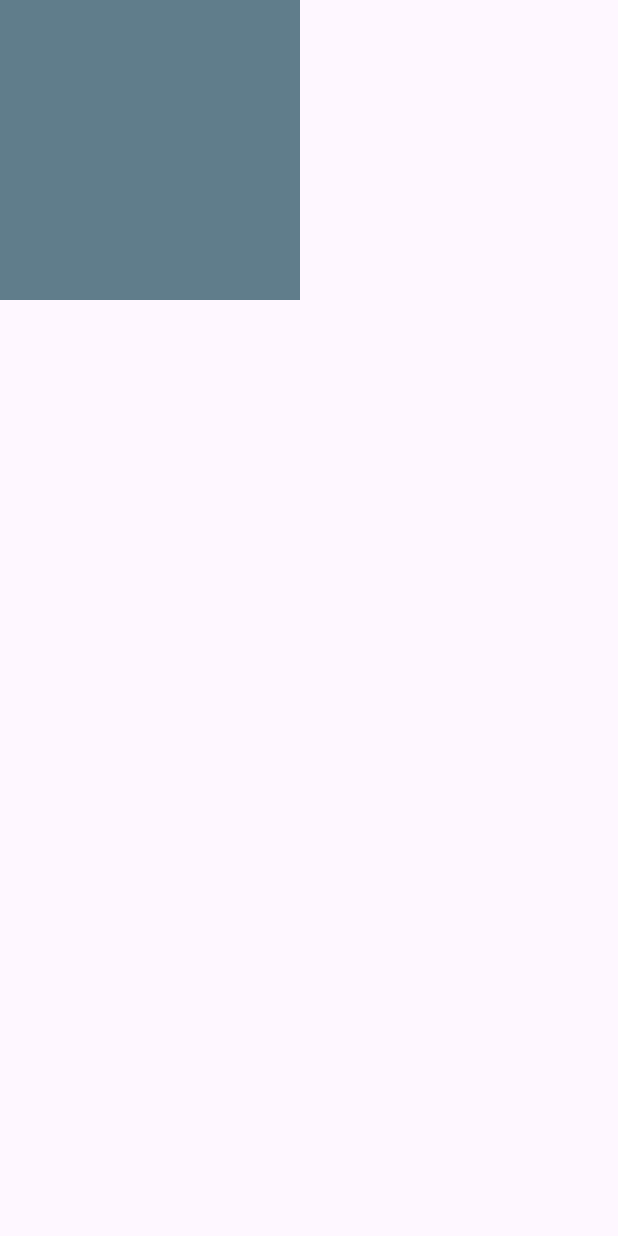
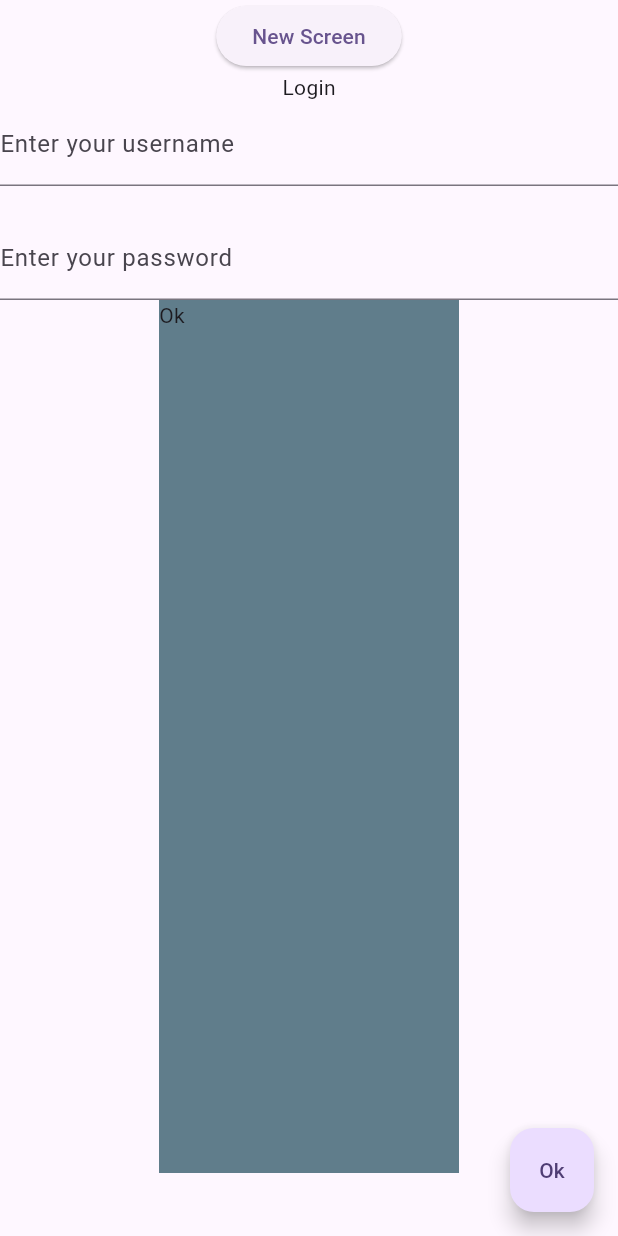
Before and after one commit to VitorLFR/first-flutterProject, a Flutter app: the screen it shows after launch, on a phone screen of 412 x 824 dp. Run offline on Flutter 3.47's test engine with Material 3 defaults, Android fonts, the phone set to English and light mode, and no system bars.

```diff
--- a/lib/main.dart
+++ b/lib/main.dart
@@ -1,5 +1,7 @@
 import 'package:flutter/material.dart';
+import 'package:primeiroprojetoflutter/view/new_screen.dart';
 import 'package:primeiroprojetoflutter/view/ricky_page.dart';
+
 void main() {
   runApp(const MyApp());
 }
--- a/lib/view/mypage.dart
+++ b/lib/view/mypage.dart
@@ -8,6 +8,9 @@ class MyPage extends StatelessWidget {
   @override
   Widget build(BuildContext context) {
     return Scaffold(
+      appBar: AppBar(
+        title: Text("Pets Page"),
+      ),
       body: GridView.count(
           // Create a grid with 2 columns. If you change the scrollDirection to
           // horizontal, this produces 2 rows.
--- a/lib/view/ricky_page.dart
+++ b/lib/view/ricky_page.dart
@@ -1,4 +1,5 @@
 import 'package:flutter/material.dart';
+import 'package:primeiroprojetoflutter/view/new_screen.dart';
 
 class RickyPage extends StatefulWidget {
   const RickyPage({super.key});
@@ -7,20 +8,78 @@ class RickyPage extends StatefulWidget {
   State<RickyPage> createState() => _RickyPageState();
 }
 
+/* Tela pode ser reconstruida - tem um setState */
 class _RickyPageState extends State<RickyPage> {
+  String frase = "Ok";
+  bool showBlue = false;
+
+  TextEditingController emailController = TextEditingController();
+  TextEditingController senhaController = TextEditingController();
+
   @override
   Widget build(BuildContext context) {
     return Scaffold(
       body: Column(
         children: [
-          Container(
-            width: 200,
-            height: 200,
-            color: Colors.blueGrey,
-          )
+          ElevatedButton(
+              // Within the `FirstRoute` widget
+              onPressed: () {
+                Navigator.push(
+                  context,
+                  MaterialPageRoute(builder: (context) => const NewScreen()),
+                );
+              },
+              child: Text("New Screen")),
+          const Text("Login"),
+          TextFormField(
+            controller: emailController,
+            decoration: const InputDecoration(
+              border: UnderlineInputBorder(),
+              labelText: 'Enter your username',
+            ),
+          ),
+          const SizedBox(
+            height: 20,
+          ),
+          TextFormField(
+            controller: senhaController,
+            decoration: const InputDecoration(
+              border: UnderlineInputBorder(),
+              labelText: 'Enter your password',
+            ),
+          ),
+          Expanded(
+            child: Container(
+              width: 200,
+              height: 200,
+              color: Colors.blueGrey,
+              child: Text(frase),
+            ),
+          ),
+          if (showBlue)
+            Expanded(
+              child: Container(
+                width: 200,
+                height: 200,
+                color: Colors.blueGrey,
+                child: Text(frase),
+              ),
+            ),
+          Text(emailController!.text),
+          Text(senhaController!.text),
         ],
       ),
-      floatingActionButton: ButtonBar(),
+      floatingActionButton: FloatingActionButton(
+        onPressed: () {
+          print(emailController?.text);
+          print(senhaController?.text);
+          setState(() {
+            showBlue = !showBlue;
+            frase = "Nova mensagem...";
+          });
+        },
+        child: Text(frase),
+      ),
     );
   }
 }
```
Also changed, not shown: lib/view/new_screen.dart (added, +23 -0 lines), 1 other file.
